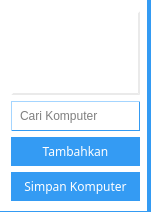
Above: master/src/ComputerSelectPanel.ui from rudihartono7/veyon before the change. Below: the same form after it.
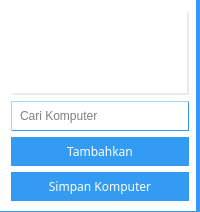
That is the form after the change.

The edit to the form file:
```diff
--- a/master/src/ComputerSelectPanel.ui
+++ b/master/src/ComputerSelectPanel.ui
@@ -6,8 +6,8 @@
    <rect>
     <x>0</x>
     <y>0</y>
-    <width>151</width>
-    <height>177</height>
+    <width>200</width>
+    <height>205</height>
    </rect>
   </property>
   <property name="styleSheet">
```
